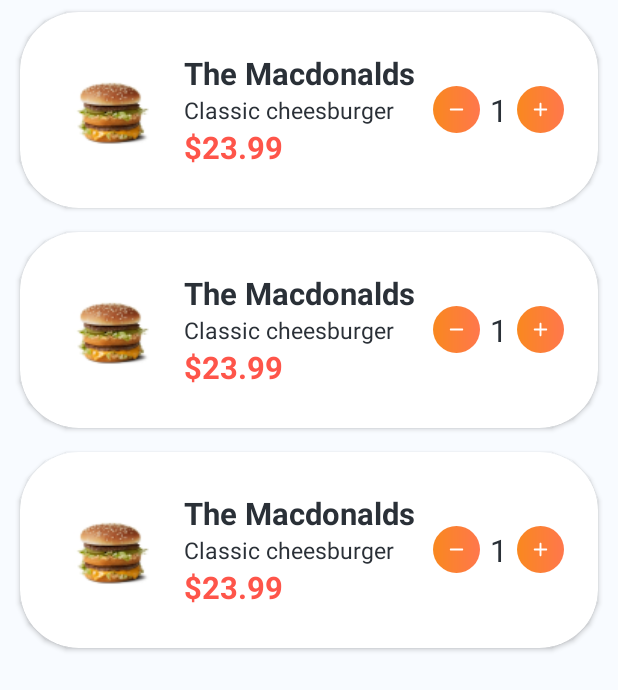
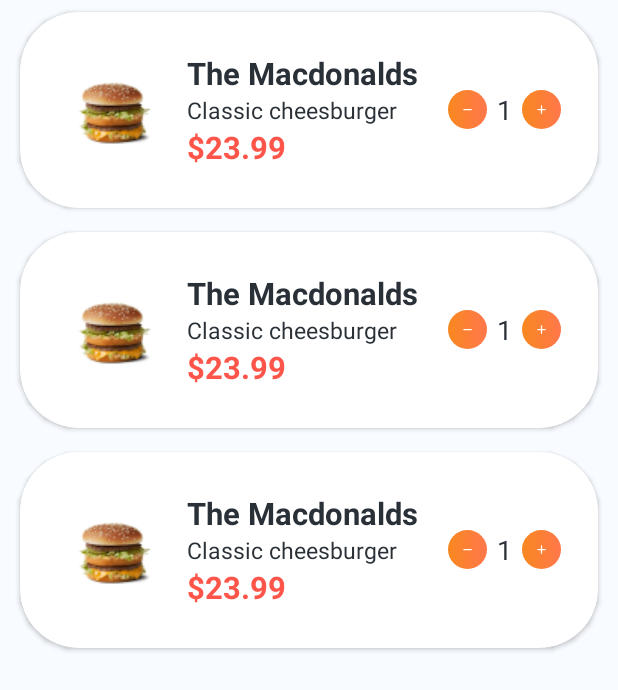
Before and after one commit to huukhuong/Android_Mini_Projects, an Android app: the layout activity_history_order.xml on its own in the app's theme, with its tools: preview values and no code run, on a phone screen of 412 x 824 dp. Shown: the top 690 px of the screen. Run offline under Robolectric (Android 15) with nearby library versions, the phone set to English and light mode, and no system bars.

Commit message:
show recycler view order history

```diff
--- a/FoodOrderApp/app/src/main/java/com/example/foodorderapp/controller/HistoryOrderActivity.kt
+++ b/FoodOrderApp/app/src/main/java/com/example/foodorderapp/controller/HistoryOrderActivity.kt
@@ -2,6 +2,7 @@ package com.example.foodorderapp.controller
 
 import androidx.appcompat.app.AppCompatActivity
 import android.os.Bundle
+import androidx.recyclerview.widget.LinearLayoutManager
 import androidx.recyclerview.widget.RecyclerView
 import com.example.foodorderapp.R
 import com.example.foodorderapp.adapter.AdapterItemCart
@@ -24,7 +25,7 @@ class HistoryOrderActivity : AppCompatActivity() {
             list.add(
                 ItemCart(
                     i,
-                    "https://encrypted-tbn0.gstatic.com/images?q=tbn:ANd9GcTGlT4-2sZGD2ogTEacK-C2iNMK59xNBYL6NYcSmfe2rI35XIiJPygT0DdIP1dyo8FkeW0&usqp=CAU",
+                    "https://cdn.huongnghiepaau.com/wp-content/uploads/2019/01/hamburger-nhan-thit-heo.jpg",
                     "Hamburger",
                     "Delicious",
                     3
@@ -32,6 +33,7 @@ class HistoryOrderActivity : AppCompatActivity() {
             )
         }
         var adapter = AdapterItemCart(list)
+        rcv.layoutManager = LinearLayoutManager(this)
         rcv.adapter = adapter
     }
 
--- a/FoodOrderApp/app/src/main/res/layout/item_cart_product.xml
+++ b/FoodOrderApp/app/src/main/res/layout/item_cart_product.xml
@@ -89,8 +89,8 @@
 
             <android.widget.ImageButton
                 android:id="@+id/btnRemove"
-                android:layout_width="@dimen/_24sdp"
-                android:layout_height="@dimen/_24sdp"
+                android:layout_width="@dimen/_20sdp"
+                android:layout_height="@dimen/_20sdp"
                 android:adjustViewBounds="true"
                 android:background="@drawable/btn_circle"
                 android:gravity="center"
@@ -106,13 +106,13 @@
                 android:paddingHorizontal="@dimen/_5sdp"
                 android:text="1"
                 android:textColor="@color/black"
-                android:textSize="@dimen/_16sdp"
+                android:textSize="@dimen/_14sdp"
                 android:textStyle="bold" />
 
             <android.widget.ImageButton
                 android:id="@+id/btnAdd"
-                android:layout_width="@dimen/_24sdp"
-                android:layout_height="@dimen/_24sdp"
+                android:layout_width="@dimen/_20sdp"
+                android:layout_height="@dimen/_20sdp"
                 android:adjustViewBounds="true"
                 android:background="@drawable/btn_circle"
                 android:gravity="center_horizontal|top"
```
Also changed, not shown: FoodOrderApp/app/src/main/java/com/example/foodorderapp/adapter/AdapterItemCart.kt (+4 -3 lines).
